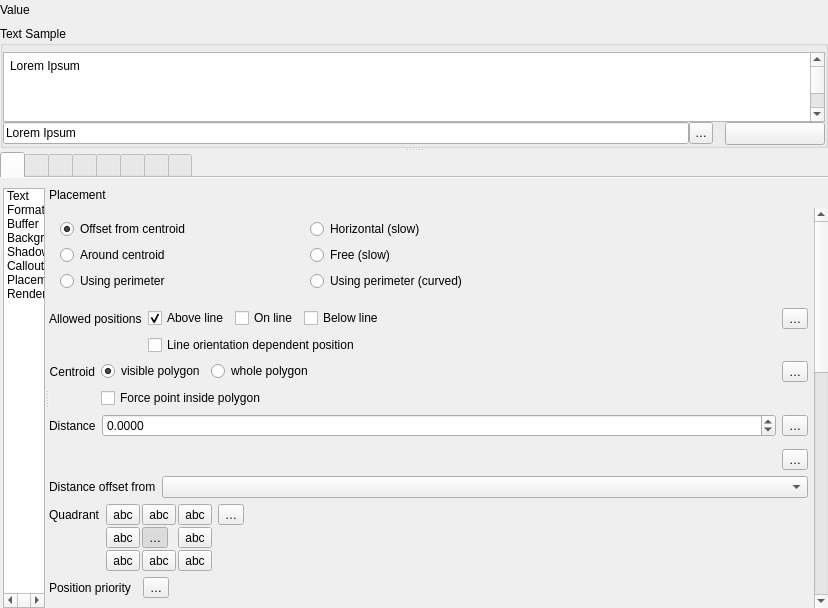
This is src/ui/qgstextformatwidgetbase.ui in qgis/QGIS as Qt 5 draws it before an edit. The edited form follows.
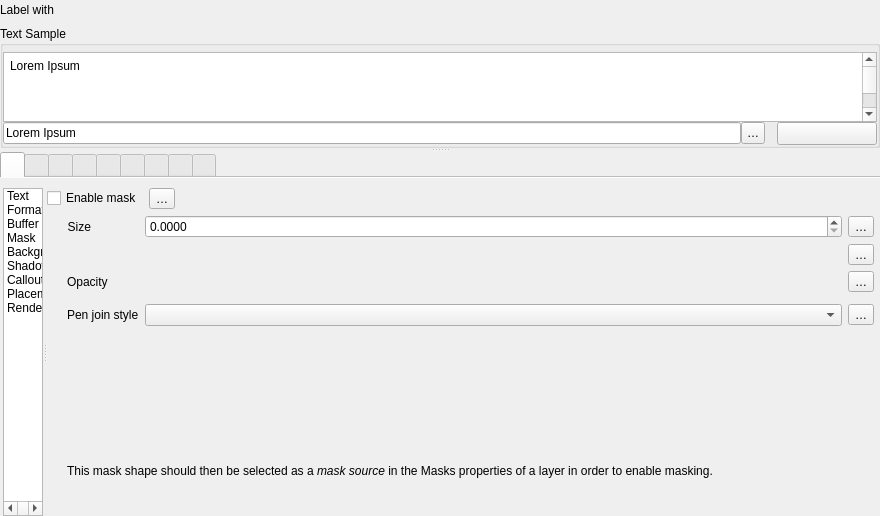
This is the edited form. The open tabs and pages were chosen to show the change. Icons and pictures are not drawn. Custom widgets are drawn as their Qt base class.

Commit message: [FEATURE] Selective masking

Patch:
```diff
--- a/src/ui/qgstextformatwidgetbase.ui
+++ b/src/ui/qgstextformatwidgetbase.ui
@@ -6,8 +6,8 @@
    <rect>
     <x>0</x>
     <y>0</y>
-    <width>828</width>
-    <height>608</height>
+    <width>880</width>
+    <height>516</height>
    </rect>
   </property>
   <property name="windowTitle">
@@ -29,6 +29,66 @@
    <property name="verticalSpacing">
     <number>6</number>
    </property>
+   <item row="0" column="0">
+    <widget class="QFrame" name="frameLabelWith">
+     <layout class="QHBoxLayout" name="horizontalLayout_19">
+      <property name="leftMargin">
+       <number>0</number>
+      </property>
+      <property name="topMargin">
+       <number>0</number>
+      </property>
+      <property name="rightMargin">
+       <number>0</number>
+      </property>
+      <property name="bottomMargin">
+       <number>0</number>
+      </property>
+      <item>
+       <widget class="QLabel" name="label_12">
+        <property name="text">
+         <string>Label with</string>
+        </property>
+       </widget>
+      </item>
+      <item>
+       <widget class="QgsFieldExpressionWidget" name="mFieldExpressionWidget" native="true">
+        <property name="sizePolicy">
+         <sizepolicy hsizetype="Expanding" vsizetype="Preferred">
+          <horstretch>0</horstretch>
+          <verstretch>0</verstretch>
+         </sizepolicy>
+        </property>
+        <property name="maximumSize">
+         <size>
+          <width>16777215</width>
+          <height>16777215</height>
+         </size>
+        </property>
+        <property name="focusPolicy">
+         <enum>Qt::StrongFocus</enum>
+        </property>
+       </widget>
+      </item>
+      <item>
+       <spacer name="horizontalSpacer_7">
+        <property name="orientation">
+         <enum>Qt::Horizontal</enum>
+        </property>
+        <property name="sizeType">
+         <enum>QSizePolicy::Fixed</enum>
+        </property>
+        <property name="sizeHint" stdset="0">
+         <size>
+          <width>0</width>
+          <height>20</height>
+         </size>
+        </property>
+       </spacer>
+      </item>
+     </layout>
+    </widget>
+   </item>
    <item row="3" column="0">
     <widget class="QFrame" name="mLabelingFrame">
      <property name="minimumSize">
@@ -112,7 +172,7 @@
               <rect>
                <x>0</x>
                <y>0</y>
-               <width>807</width>
+               <width>858</width>
                <height>300</height>
               </rect>
              </property>
@@ -379,6 +439,15 @@
               <string/>
              </attribute>
             </widget>
+            <widget class="QWidget" name="maskTab">
+             <attribute name="icon">
+              <iconset resource="../../images/images.qrc">
+               <normaloff>:/images/themes/default/propertyicons/labelmask.svg</normaloff>:/images/themes/default/propertyicons/labelmask.svg</iconset>
+             </attribute>
+             <attribute name="title">
+              <string/>
+             </attribute>
+            </widget>
             <widget class="QWidget" name="tab_3">
              <attribute name="icon">
               <iconset resource="../../images/images.qrc">
@@ -522,6 +591,16 @@
                    <normaloff>:/images/themes/default/propertyicons/labelbuffer.svg</normaloff>:/images/themes/default/propertyicons/labelbuffer.svg</iconset>
                  </property>
                 </item>
+                <item>
+                 <property name="text">
+                  <string>Mask</string>
+                 </property>
+                 <property name="icon">
+                  <iconset>
+                   <normalon>:/images/themes/default/propertyicons/labelmask.svg</normalon>
+                  </iconset>
+                 </property>
+                </item>
                 <item>
                  <property name="text">
                   <string>Background</string>
@@ -615,7 +694,7 @@
               <item>
                <widget class="QStackedWidget" name="mLabelStackedWidget">
                 <property name="currentIndex">
-                 <number>6</number>
+                 <number>3</number>
                 </property>
                 <widget class="QWidget" name="mLabelPage_Text">
                  <layout class="QVBoxLayout" name="verticalLayout_6">
@@ -2445,6 +2524,261 @@
                   </item>
                  </layout>
                 </widget>
+                <widget class="QWidget" name="mLabelPage_Mask">
+                 <layout class="QVBoxLayout" name="verticalLayout_71">
+                  <property name="leftMargin">
+                   <number>0</number>
+                  </property>
+                  <property name="topMargin">
+                   <number>0</number>
+                  </property>
+                  <property name="rightMargin">
+                   <number>0</number>
+                  </property>
+                  <property name="bottomMargin">
+                   <number>0</number>
+                  </property>
+                  <item>
+                   <widget class="QgsScrollArea" name="scrollArea_71">
+                    <property name="frameShape">
+                     <enum>QFrame::NoFrame</enum>
+                    </property>
+                    <property name="widgetResizable">
+                     <bool>true</bool>
+                    </property>
+                    <widget class="QWidget" name="scrollAreaWidgetContents_31">
+                     <property name="geometry">
+                      <rect>
+                       <x>0</x>
+                       <y>0</y>
+                       <width>831</width>
+                       <height>295</height>
+                      </rect>
+                     </property>
+                     <layout class="QVBoxLayout" name="verticalLayout_121">
+                      <property name="leftMargin">
+                       <number>0</number>
+                      </property>
+                      <property name="topMargin">
+                       <number>0</number>
+                      </property>
+                      <property name="rightMargin">
+                       <number>6</number>
+                      </property>
+                      <property name="bottomMargin">
+                       <number>0</number>
+                      </property>
+                      <item>
+                       <layout class="QGridLayout" name="gridLayout_361">
+                        <item row="1" column="1">
+                         <widget class="QgsPropertyOverrideButton" name="mEnableMaskDDBtn">
+                          <property name="text">
+                           <string>…</string>
+                          </property>
+                         </widget>
+                        </item>
+                        <item row="1" column="0">
+                         <widget class="QCheckBox" name="mEnableMaskChkBx">
+                          <property name="sizePolicy">
+                           <sizepolicy hsizetype="Maximum" vsizetype="Fixed">
+                            <horstretch>0</horstretch>
+                            <verstretch>0</verstretch>
+                           </sizepolicy>
+                          </property>
+                          <property name="text">
+                           <string>Enable mask</string>
+                          </property>
+                         </widget>
+                        </item>
+                        <item row="1" column="2">
+                         <spacer name="horizontalSpacer_131">
+                          <property name="orientation">
+                           <enum>Qt::Horizontal</enum>
+                          </property>
+                          <property name="sizeHint" stdset="0">
+                           <size>
+                            <width>0</width>
+                            <height>20</height>
+                           </size>
+                          </property>
+                         </spacer>
+                        </item>
+                        <item row="2" column="0" colspan="3">
+                         <widget class="QFrame" name="mMaskFrame">
+                          <layout class="QGridLayout" name="gridLayout_121">
+                           <property name="leftMargin">
+                            <number>20</number>
+                           </property>
+                           <property name="topMargin">
+                            <number>0</number>
+                           </property>
+                           <property name="rightMargin">
+                            <number>0</number>
+                           </property>
+                           <property name="bottomMargin">
+                            <number>0</number>
+                           </property>
+                           <item row="3" column="1">
+                            <widget class="QFrame" name="frame_51">
+                             <property name="sizePolicy">
+                              <sizepolicy hsizetype="Preferred" vsizetype="Maximum">
+                               <horstretch>0</horstretch>
+                               <verstretch>0</verstretch>
+                              </sizepolicy>
+                             </property>
+                             <layout class="QHBoxLayout" name="horizontalLayout_101">
+                              <property name="leftMargin">
+                               <number>0</number>
+                              </property>
+                              <property name="topMargin">
+                               <number>0</number>
+                              </property>
+                              <property name="rightMargin">
+                               <number>0</number>
+                              </property>
+                              <property name="bottomMargin">
+                               <number>0</number>
+                              </property>
+                             </layout>
+                            </widget>
+                           </item>
+                           <item row="4" column="1">
+                            <widget class="QgsPenJoinStyleComboBox" name="mMaskJoinStyleComboBox">
+                             <property name="sizePolicy">
+                              <sizepolicy hsizetype="Expanding" vsizetype="Fixed">
+                               <horstretch>0</horstretch>
+                               <verstretch>0</verstretch>
+                              </sizepolicy>
+                             </property>
+                            </widget>
+                           </item>
+                           <item row="2" column="2">
+                            <widget class="QgsPropertyOverrideButton" name="mMaskOpacityDDBtn">
+                             <property name="text">
+                              <string>…</string>
+                             </property>
+                            </widget>
+                           </item>
+                           <item row="5" column="0" colspan="3">
+                            <widget class="QgsEffectStackCompactWidget" name="mMaskEffectWidget" native="true"/>
+                           </item>
+                           <item row="1" column="1">
+                            <widget class="QgsUnitSelectionWidget" name="mMaskBufferUnitWidget" native="true">
+                             <property name="focusPolicy">
+                              <enum>Qt::StrongFocus</enum>
+                             </property>
+                            </widget>
+                           </item>
+                           <item row="4" column="2">
+                            <widget class="QgsPropertyOverrideButton" name="mMaskJoinStyleDDBtn">
+                             <property name="text">
+                              <string>…</string>
+                             </property>
+                            </widget>
+                           </item>
+                           <item row="1" column="2">
+                            <widget class="QgsPropertyOverrideButton" name="mMaskBufferUnitsDDBtn">
+                             <property name="text">
+                              <string>…</string>
+                             </property>
+                            </widget>
+                           </item>
+                           <item row="0" column="1">
+                            <widget class="QgsDoubleSpinBox" name="mMaskBufferSizeSpinBox">
+                             <property name="sizePolicy">
+                              <sizepolicy hsizetype="Expanding" vsizetype="Fixed">
+                               <horstretch>0</horstretch>
+                               <verstretch>0</verstretch>
+                              </sizepolicy>
+                             </property>
+                             <property name="minimumSize">
+                              <size>
+                               <width>0</width>
+                               <height>0</height>
+                              </size>
+                             </property>
+                             <property name="suffix">
+                              <string/>
+                             </property>
+                             <property name="decimals">
+                              <number>4</number>
+                             </property>
+                             <property name="maximum">
+                              <double>999999999.000000000000000</double>
+                             </property>
+                             <property name="singleStep">
+                              <double>0.100000000000000</double>
+                             </property>
+                             <property name="showClearButton" stdset="0">
+                              <bool>false</bool>
+                             </property>
+                            </widget>
+                           </item>
+                           <item row="0" column="2">
+                            <widget class="QgsPropertyOverrideButton" name="mMaskBufferSizeDDBtn">
+                             <property name="text">
+                              <string>…</string>
+                             </property>
+                            </widget>
+                           </item>
+                           <item row="2" column="1">
+                            <widget class="QgsOpacityWidget" name="mMaskOpacityWidget" native="true">
+                             <property name="focusPolicy">
+                              <enum>Qt::StrongFocus</enum>
+                             </property>
+                            </widget>
+                           </item>
+                           <item row="0" column="0">
+                            <widget class="QLabel" name="label_311">
+                             <property name="sizePolicy">
+                              <sizepolicy hsizetype="Maximum" vsizetype="Preferred">
+                               <horstretch>0</horstretch>
+                               <verstretch>0</verstretch>
+                              </sizepolicy>
+                             </property>
+                             <property name="text">
+                              <string>Size</string>
+                             </property>
+                             <property name="alignment">
+                              <set>Qt::AlignRight|Qt::AlignTrailing|Qt::AlignVCenter</set>
+                             </property>
+                            </widget>
+                           </item>
+                           <item row="4" column="0">
+                            <widget class="QLabel" name="label_51">
+                             <property name="text">
+                              <string>Pen join style</string>
+                             </property>
+                            </widget>
+                           </item>
+                           <item row="2" column="0">
+                            <widget class="QLabel" name="mMaskTranspLabel_2">
+                             <property name="enabled">
+                              <bool>true</bool>
+                             </property>
+                             <property name="text">
+                              <string>Opacity</string>
+                             </property>
+                            </widget>
+                           </item>
+                           <item row="6" column="0" colspan="3">
+                            <widget class="QLabel" name="label">
+                             <property name="text">
+                              <string>&lt;html&gt;&lt;head/&gt;&lt;body&gt;&lt;p&gt;This mask shape should then be selected as a &lt;span style=&quot; font-style:italic;&quot;&gt;mask source&lt;/span&gt; in the Masks properties of a layer in order to enable masking.&lt;/p&gt;&lt;/body&gt;&lt;/html&gt;</string>
+                             </property>
+                            </widget>
+                           </item>
+                          </layout>
+                         </widget>
+                        </item>
+                       </layout>
+                      </item>
+                     </layout>
+                    </widget>
+                   </widget>
+                  </item>
+                 </layout>
+                </widget>
                 <widget class="QWidget" name="mLabelPage_Background">
                  <layout class="QVBoxLayout" name="verticalLayout_20">
                   <property name="leftMargin">
@@ -3681,7 +4015,7 @@
                       <item row="0" column="0">
                        <layout class="QGridLayout" name="gridLayout_43">
                         <item row="0" column="0">
-                         <widget class="QLabel" name="label_51">
+                         <widget class="QLabel" name="label_511">
                           <property name="text">
                            <string>Callouts</string>
                           </property>
@@ -3808,9 +4142,9 @@
                      <property name="geometry">
                       <rect>
                        <x>0</x>
-                       <y>-263</y>
-                       <width>758</width>
-                       <height>932</height>
+                       <y>0</y>
+                       <width>440</width>
+                       <height>1154</height>
                       </rect>
                      </property>
                      <layout class="QVBoxLayout" name="verticalLayout_11">
@@ -6465,76 +6799,10 @@
      </layout>
     </widget>
    </item>
-   <item row="0" column="0">
-    <widget class="QFrame" name="frameLabelWith">
-     <layout class="QHBoxLayout" name="horizontalLayout_19">
-      <property name="leftMargin">
-       <number>0</number>
-      </property>
-      <property name="topMargin">
-       <number>0</number>
-      </property>
-      <property name="rightMargin">
-       <number>0</number>
-      </property>
-      <property name="bottomMargin">
-       <number>0</number>
-      </property>
-      <item>
-       <widget class="QLabel" name="label_12">
-        <property name="text">
-         <string>Value</string>
-        </property>
-       </widget>
-      </item>
-      <item>
-       <widget class="QgsFieldExpressionWidget" name="mFieldExpressionWidget" native="true">
-        <property name="sizePolicy">
-         <sizepolicy hsizetype="Expanding" vsizetype="Preferred">
-          <horstretch>0</horstretch>
-          <verstretch>0</verstretch>
-         </sizepolicy>
-        </property>
-        <property name="maximumSize">
-         <size>
-          <width>16777215</width>
-          <height>16777215</height>
-         </size>
-        </property>
-        <property name="focusPolicy">
-         <enum>Qt::StrongFocus</enum>
-        </property>
-       </widget>
-      </item>
-      <item>
-       <spacer name="horizontalSpacer_7">
-        <property name="orientation">
-         <enum>Qt::Horizontal</enum>
-        </property>
-        <property name="sizeType">
-         <enum>QSizePolicy::Fixed</enum>
-        </property>
-        <property name="sizeHint" stdset="0">
-         <size>
-          <width>0</width>
-          <height>20</height>
-         </size>
-        </property>
-       </spacer>
-      </item>
-     </layout>
-    </widget>
-   </item>
   </layout>
  </widget>
  <layoutdefault spacing="6" margin="11"/>
  <customwidgets>
-  <customwidget>
-   <class>QgsScrollArea</class>
-   <extends>QScrollArea</extends>
-   <header>qgsscrollarea.h</header>
-   <container>1</container>
-  </customwidget>
   <customwidget>
    <class>QgsCollapsibleGroupBox</class>
    <extends>QGroupBox</extends>
@@ -6542,7 +6810,13 @@
    <container>1</container>
   </customwidget>
   <customwidget>
-   <class>QgsScaleWidget</class>
+   <class>QgsScrollArea</class>
+   <extends>QScrollArea</extends>
+   <header>qgsscrollarea.h</header>
+   <container>1</container>
+  </customwidget>
+  <customwidget>
+   <class>QgsFieldExpressionWidget</class>
    <extends>QWidget</extends>
    <header>qgsscalewidget.h</header>
   </customwidget>
@@ -6551,12 +6825,6 @@
    <extends>QDoubleSpinBox</extends>
    <header>qgsdoublespinbox.h</header>
   </customwidget>
-  <customwidget>
-   <class>QgsColorButton</class>
-   <extends>QToolButton</extends>
-   <header>qgscolorbutton.h</header>
-   <container>1</container>
-  </customwidget>
   <customwidget>
    <class>QgsPropertyOverrideButton</class>
    <extends>QToolButton</extends>
@@ -6568,6 +6836,28 @@
    <header>qgsunitselectionwidget.h</header>
    <container>1</container>
   </customwidget>
+  <customwidget>
+   <class>QgsScaleWidget</class>
+   <extends>QWidget</extends>
+   <header>qgsscalewidget.h</header>
+  </customwidget>
+  <customwidget>
+   <class>QgsColorButton</class>
+   <extends>QToolButton</extends>
+   <header>qgscolorbutton.h</header>
+   <container>1</container>
+  </customwidget>
+  <customwidget>
+   <class>QgsEffectStackCompactWidget</class>
+   <extends>QWidget</extends>
+   <header>effects/qgseffectstackpropertieswidget.h</header>
+   <container>1</container>
+  </customwidget>
+  <customwidget>
+   <class>QgsBlendModeComboBox</class>
+   <extends>QComboBox</extends>
+   <header>qgsblendmodecombobox.h</header>
+  </customwidget>
   <customwidget>
    <class>QgsOpacityWidget</class>
    <extends>QWidget</extends>
@@ -6579,33 +6869,16 @@
    <extends>QSpinBox</extends>
    <header>qgsspinbox.h</header>
   </customwidget>
-  <customwidget>
-   <class>QgsBlendModeComboBox</class>
-   <extends>QComboBox</extends>
-   <header>qgsblendmodecombobox.h</header>
-  </customwidget>
   <customwidget>
    <class>QgsPenJoinStyleComboBox</class>
    <extends>QComboBox</extends>
    <header>qgspenstylecombobox.h</header>
   </customwidget>
-  <customwidget>
-   <class>QgsFieldExpressionWidget</class>
-   <extends>QWidget</extends>
-   <header>qgsfieldexpressionwidget.h</header>
-   <container>1</container>
-  </customwidget>
   <customwidget>
    <class>QgsTextPreview</class>
    <extends>QLabel</extends>
    <header>qgstextpreview.h</header>
   </customwidget>
-  <customwidget>
-   <class>QgsEffectStackCompactWidget</class>
-   <extends>QWidget</extends>
-   <header>effects/qgseffectstackpropertieswidget.h</header>
-   <container>1</container>
-  </customwidget>
   <customwidget>
    <class>QgsCodeEditorExpression</class>
    <extends>QWidget</extends>
```
Left out of the diff: 38 changed lines with no effect on the pictures. The commit also changes 224 other files.
